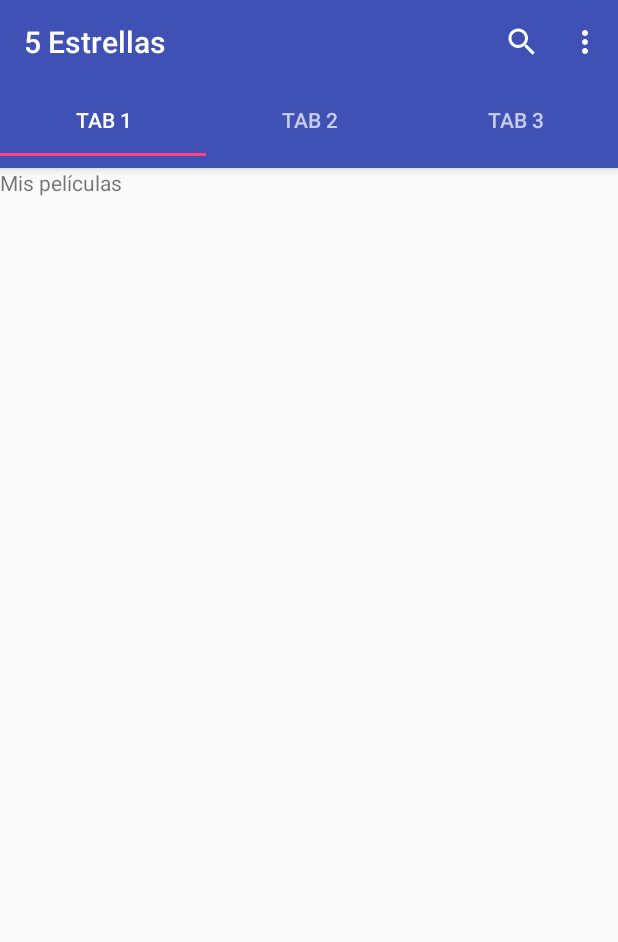
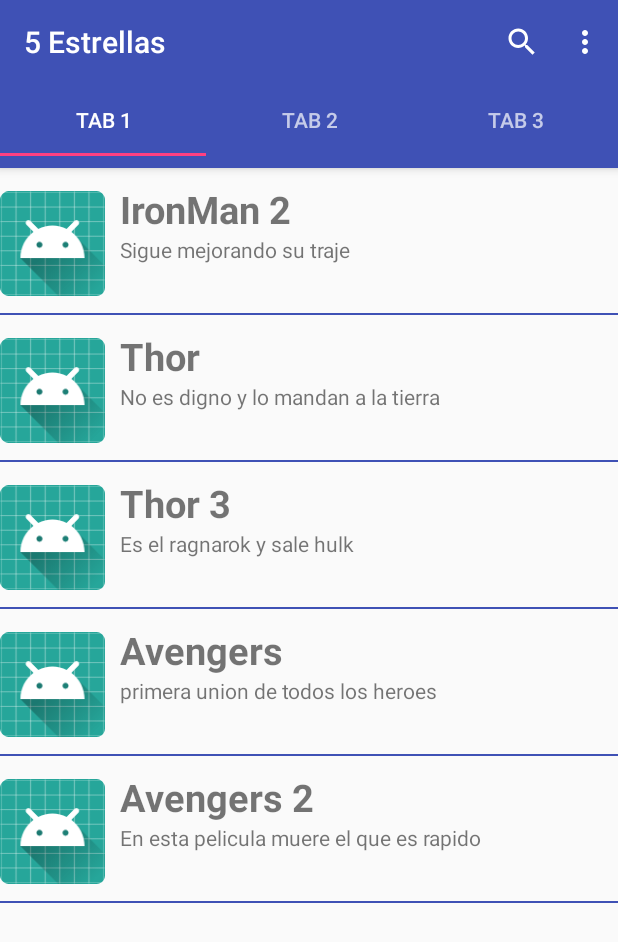
Before and after one commit to diemp94/5Estrellas, an Android app: the MyMoviesFragment screen opened directly, with no data from a screen before it, on a phone screen of 412 x 824 dp. Shown: the top 942 px of the screen. Run offline under Robolectric (Android 15) with nearby library versions, the phone set to English and light mode, and no system bars; our stand-ins replace Firebase (no records; nobody signed in at launch, a user with empty details on screens opened directly).

Commit message:
Version 0.1.0 RecyclerView
se implemento el recycler view el adaptador y la clase my moview para utilizarlo en uno de los tabs, tambien se añadieron imagenes de muestra para ver el despliegue del menu

```diff
--- a/app/build.gradle
+++ b/app/build.gradle
@@ -27,6 +27,7 @@ dependencies {
     androidTestImplementation 'com.android.support.test.espresso:espresso-core:3.0.1'
     implementation 'com.android.support:design:26.1.0'
     implementation 'com.android.support:support-v4:26.1.0'
+    implementation 'com.android.support:recyclerview-v7:26.0.+'
     implementation 'com.google.firebase:firebase-core:11.8.0'
     implementation 'com.google.firebase:firebase-database:11.8.0'
     implementation 'com.google.firebase:firebase-auth:11.8.0'
--- a/app/src/main/java/com/proyecto/diego/a5estrellas/Activities/MainActivity.java
+++ b/app/src/main/java/com/proyecto/diego/a5estrellas/Activities/MainActivity.java
@@ -15,7 +15,9 @@ import android.view.Menu;
 import android.view.MenuItem;
 
 import com.google.firebase.auth.FirebaseAuth;
+import com.proyecto.diego.a5estrellas.Adapter.AdapterMyMovie;
 import com.proyecto.diego.a5estrellas.Adapter.PagerAdapter;
+import com.proyecto.diego.a5estrellas.Fragments.MyMoviesFragment;
 import com.proyecto.diego.a5estrellas.R;
 
 import java.util.zip.Inflater;
--- /dev/null
+++ b/app/src/main/java/com/proyecto/diego/a5estrellas/Adapter/AdapterMyMovie.java
@@ -0,0 +1,59 @@
+package com.proyecto.diego.a5estrellas.Adapter;
+
+import android.support.v7.widget.RecyclerView;
+import android.view.LayoutInflater;
+import android.view.View;
+import android.view.ViewGroup;
+import android.widget.ImageView;
+import android.widget.TextView;
+
+import com.proyecto.diego.a5estrellas.Clases.MyMovies;
+import com.proyecto.diego.a5estrellas.R;
+
+import java.util.ArrayList;
+
+public class AdapterMyMovie extends RecyclerView.Adapter<AdapterMyMovie.ViewHolderMyMovie> {
+
+    ArrayList<MyMovies> listMovies;
+    private int layout;
+
+    public AdapterMyMovie(ArrayList<MyMovies> listMovies, int layout) {
+        this.listMovies = listMovies;
+        this.layout = layout;
+    }
+
+    @Override
+    public AdapterMyMovie.ViewHolderMyMovie onCreateViewHolder(ViewGroup parent, int viewType) {
+        View view = LayoutInflater.from(parent.getContext()).inflate(layout,parent,false);
+        return new ViewHolderMyMovie(view);
+    }
+
+    @Override
+    public void onBindViewHolder(AdapterMyMovie.ViewHolderMyMovie holder, int position) {
+        holder.txtNameMyMovie.setText(listMovies.get(position).getNombre());
+        holder.txtInfoMyMovie.setText(listMovies.get(position).getInfo());
+        holder.fotoMyMovie.setImageResource(listMovies.get(position).getFoto());
+    }
+
+    @Override
+    public int getItemCount() {
+        return listMovies.size();
+    }
+
+
+
+    public class ViewHolderMyMovie extends RecyclerView.ViewHolder {
+
+        TextView txtNameMyMovie, txtInfoMyMovie;
+        ImageView fotoMyMovie;
+
+        public ViewHolderMyMovie(View itemView) {
+            super(itemView);
+            txtNameMyMovie = (TextView) itemView.findViewById(R.id.idNameMyMovie);
+            txtInfoMyMovie = (TextView) itemView.findViewById(R.id.idInfoMyMovie);
+            fotoMyMovie = (ImageView) itemView.findViewById(R.id.idImageMyMovie);
+        }
+    }
+
+
+}
--- /dev/null
+++ b/app/src/main/java/com/proyecto/diego/a5estrellas/Clases/MyMovies.java
@@ -0,0 +1,40 @@
+package com.proyecto.diego.a5estrellas.Clases;
+
+public class MyMovies {
+
+    private  String nombre;
+    private  String info;
+    private  int foto;
+
+    public MyMovies(){}
+
+    public MyMovies(String nombre, String info, int foto) {
+        this.nombre = nombre;
+        this.info = info;
+        this.foto = foto;
+    }
+
+    public String getNombre() {
+        return nombre;
+    }
+
+    public void setNombre(String nombre) {
+        this.nombre = nombre;
+    }
+
+    public String getInfo() {
+        return info;
+    }
+
+    public void setInfo(String info) {
+        this.info = info;
+    }
+
+    public int getFoto() {
+        return foto;
+    }
+
+    public void setFoto(int foto) {
+        this.foto = foto;
+    }
+}
--- a/app/src/main/java/com/proyecto/diego/a5estrellas/Fragments/MyMoviesFragment.java
+++ b/app/src/main/java/com/proyecto/diego/a5estrellas/Fragments/MyMoviesFragment.java
@@ -3,15 +3,26 @@ package com.proyecto.diego.a5estrellas.Fragments;
 
 import android.os.Bundle;
 import android.support.v4.app.Fragment;
+import android.support.v7.widget.GridLayoutManager;
+import android.support.v7.widget.LinearLayoutManager;
+import android.support.v7.widget.RecyclerView;
 import android.view.LayoutInflater;
 import android.view.View;
 import android.view.ViewGroup;
 
+import com.proyecto.diego.a5estrellas.Adapter.AdapterMyMovie;
+import com.proyecto.diego.a5estrellas.Clases.MyMovies;
 import com.proyecto.diego.a5estrellas.R;
+
+import java.util.ArrayList;
 
 
 public class MyMoviesFragment extends Fragment {
 
+
+    public ArrayList<MyMovies> listMyMovies;
+    public RecyclerView recyclerViewMovies;
+    private RecyclerView.LayoutManager mLayoutManager;
 
     public MyMoviesFragment() {
     }
@@ -22,7 +33,28 @@ public class MyMoviesFragment extends Fragment {
                              Bundle savedInstanceState) {
 
         View view = inflater.inflate(R.layout.fragment_my_movies, container, false);;
+
+        recyclerViewMovies = (RecyclerView) view.findViewById(R.id.recycler_myMovies);
+        listMyMovies = new ArrayList<>();
+        mLayoutManager = new LinearLayoutManager(getContext());
+        //recyclerViewMovies.setLayoutManager(new LinearLayoutManager(getContext()));
+       recyclerViewMovies.setLayoutManager(mLayoutManager);
+
+        fillMovies();
+        AdapterMyMovie adapterMyMovie = new AdapterMyMovie(listMyMovies, R.layout.recycler_view_item);
+        //adapterMyMovie.notifyDataSetChanged();
+        recyclerViewMovies.setAdapter(adapterMyMovie);
+
         return view;
     }
 
+    private void fillMovies() {
+        listMyMovies.add(new MyMovies("IronMan 2","Sigue mejorando su traje",R.mipmap.ic_launcher));
+        listMyMovies.add(new MyMovies("Thor","No es digno y lo mandan a la tierra",R.mipmap.ic_launcher));
+        listMyMovies.add(new MyMovies("Thor 3","Es el ragnarok y sale hulk",R.mipmap.ic_launcher));
+        listMyMovies.add(new MyMovies("Avengers","primera union de todos los heroes",R.mipmap.ic_launcher));
+        listMyMovies.add(new MyMovies("Avengers 2","En esta pelicula muere el que es rapido",R.mipmap.ic_launcher));
+    }
+
+
 }
--- a/app/src/main/res/layout/activity_main.xml
+++ b/app/src/main/res/layout/activity_main.xml
@@ -1,10 +1,11 @@
 <?xml version="1.0" encoding="utf-8"?>
-<RelativeLayout xmlns:android="http://schemas.android.com/apk/res/android"
+<LinearLayout xmlns:android="http://schemas.android.com/apk/res/android"
     xmlns:app="http://schemas.android.com/apk/res-auto"
     xmlns:tools="http://schemas.android.com/tools"
     android:layout_width="match_parent"
     android:layout_height="match_parent"
-    tools:context="com.proyecto.diego.a5estrellas.Activities.MainActivity">
+    tools:context="com.proyecto.diego.a5estrellas.Activities.MainActivity"
+    android:orientation="vertical">
 
 
     <include android:id="@+id/toolbar" layout="@layout/toolbar"/>
@@ -47,4 +48,4 @@
 </android.support.constraint.ConstraintLayout> -->
 
 
-</RelativeLayout>
+</LinearLayout>
--- a/app/src/main/res/layout/fragment_my_list.xml
+++ b/app/src/main/res/layout/fragment_my_list.xml
@@ -10,4 +10,11 @@
         android:layout_height="match_parent"
         android:text="Mi lista" />
 
+    <android.support.v7.widget.RecyclerView
+        android:id="@+id/recycler_myList"
+        android:layout_width="match_parent"
+        android:layout_height="match_parent">
+
+    </android.support.v7.widget.RecyclerView>
+
 </FrameLayout>
--- a/app/src/main/res/layout/fragment_my_movies.xml
+++ b/app/src/main/res/layout/fragment_my_movies.xml
@@ -5,9 +5,12 @@
     tools:context="com.proyecto.diego.a5estrellas.Fragments.MyMoviesFragment">
 
     <!-- TODO: Update blank fragment layout -->
-    <TextView
+
+    <android.support.v7.widget.RecyclerView
+        android:id="@+id/recycler_myMovies"
         android:layout_width="match_parent"
-        android:layout_height="match_parent"
-        android:text="Mis películas" />
+        android:layout_height="wrap_content">
+
+    </android.support.v7.widget.RecyclerView>
 
 </FrameLayout>
--- /dev/null
+++ b/app/src/main/res/layout/recycler_view_item.xml
@@ -0,0 +1,59 @@
+<?xml version="1.0" encoding="utf-8"?>
+<LinearLayout
+    xmlns:android="http://schemas.android.com/apk/res/android"
+    android:layout_width="match_parent"
+    android:layout_height="wrap_content"
+    android:orientation="vertical"
+    >
+
+    <LinearLayout
+        android:layout_width="match_parent"
+        android:layout_height="wrap_content"
+        android:orientation="horizontal"
+        >
+
+        <ImageView
+            android:id="@+id/idImageMyMovie"
+            android:layout_width="70dp"
+            android:layout_height="70dp"
+            android:src="@mipmap/ic_launcher"
+            android:layout_marginTop="15dp"
+            android:layout_marginRight="10dp"
+            />
+
+        <LinearLayout
+            android:layout_width="wrap_content"
+            android:layout_height="wrap_content"
+            android:orientation="vertical"
+            >
+
+            <TextView
+                android:id="@+id/idNameMyMovie"
+                android:layout_marginTop="10dp"
+                android:layout_width="wrap_content"
+                android:layout_height="wrap_content"
+                android:text="Nombre"
+                android:textSize="25sp"
+                android:textStyle="bold"
+                />
+
+            <TextView
+                android:id="@+id/idInfoMyMovie"
+                android:layout_width="wrap_content"
+                android:layout_height="wrap_content"
+                android:text="descripcion"
+                android:layout_marginBottom="15dp"
+                android:layout_marginRight="10dp"
+                />
+        </LinearLayout>
+    </LinearLayout>
+
+    <TextView
+        android:layout_width="match_parent"
+        android:layout_height="1dp"
+        android:background="@color/colorPrimary"
+        android:layout_below="@+id/idImageMyMovie"
+        android:layout_marginTop="11dp"
+        />
+
+</LinearLayout>
```
Also changed, not shown: app/src/main/res/drawable/avengers.jpg (added), app/src/main/res/drawable/avengers2.jpg (added), app/src/main/res/drawable/ironman.jpg (added), app/src/main/res/drawable/ironman2.jpg (added), app/src/main/res/drawable/thor1.jpg (added), app/src/main/res/drawable/thor3.jpg (added), 1 other file.
